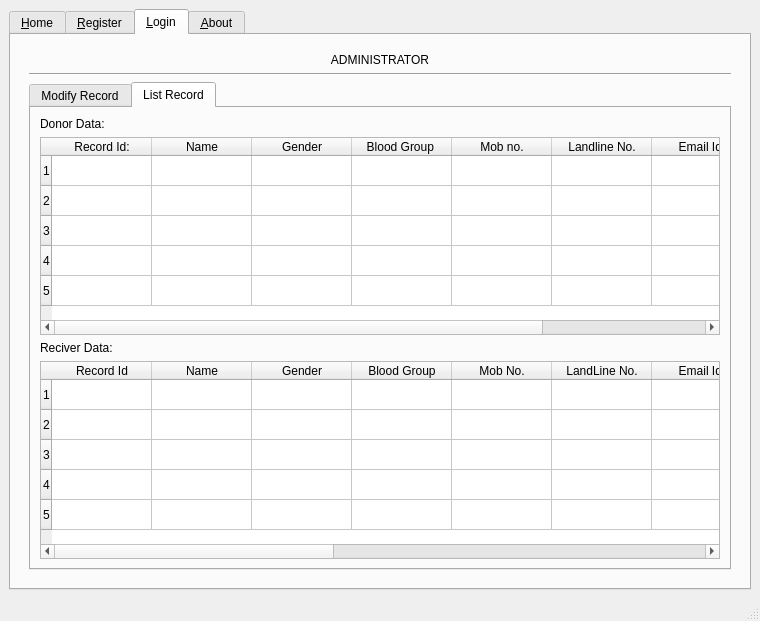
First picture: the form in organ.ui, repository Frost-fusion/Organ_donner, before the edit.
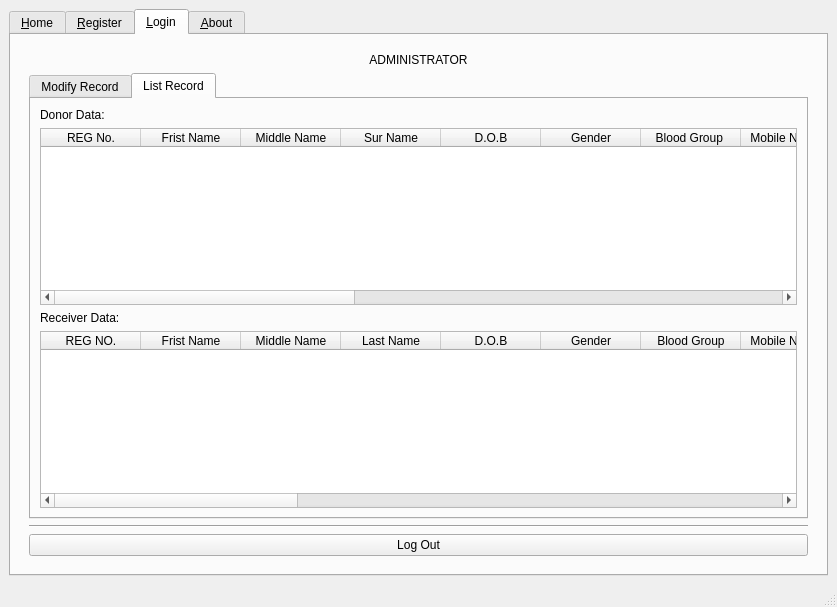
Second picture: the form after the edit. The open tabs and pages were chosen to show the change.

Commit message: added database construction in .py file completed ui file upto 80%

The edit to the form file:
```diff
--- a/organ.ui
+++ b/organ.ui
@@ -6,8 +6,8 @@
    <rect>
     <x>0</x>
     <y>0</y>
-    <width>760</width>
-    <height>621</height>
+    <width>837</width>
+    <height>607</height>
    </rect>
   </property>
   <property name="windowTitle">
@@ -509,7 +509,7 @@
         <string>&amp;Login</string>
        </attribute>
        <layout class="QGridLayout" name="gridLayout_3">
-        <item row="0" column="0">
+        <item row="1" column="0">
          <widget class="QStackedWidget" name="changeLoginTypeStack">
           <property name="enabled">
            <bool>true</bool>
@@ -610,6 +610,13 @@
           </widget>
           <widget class="QWidget" name="adminLoginStack">
            <layout class="QGridLayout" name="gridLayout_9">
+            <item row="4" column="0">
+             <widget class="QPushButton" name="goToLoginPageAdmin">
+              <property name="text">
+               <string>Log Out</string>
+              </property>
+             </widget>
+            </item>
             <item row="0" column="0">
              <widget class="QLabel" name="label_20">
               <property name="text">
@@ -620,15 +627,15 @@
               </property>
              </widget>
             </item>
-            <item row="1" column="0">
-             <widget class="Line" name="line_4">
+            <item row="2" column="0">
+             <widget class="Line" name="adminLoginStacKLine">
               <property name="orientation">
                <enum>Qt::Horizontal</enum>
               </property>
              </widget>
             </item>
-            <item row="2" column="0">
-             <widget class="QTabWidget" name="tabWidget_2">
+            <item row="1" column="0">
+             <widget class="QTabWidget" name="adminLoginStackTab">
               <property name="currentIndex">
                <number>1</number>
               </property>
@@ -699,38 +706,31 @@
                 <string>List Record</string>
                </attribute>
                <layout class="QGridLayout" name="gridLayout_13">
-                <item row="2" column="0">
-                 <widget class="QLabel" name="label_28">
-                  <property name="text">
-                   <string>Reciver Data:</string>
-                  </property>
-                 </widget>
-                </item>
-                <item row="0" column="0">
-                 <widget class="QLabel" name="label_27">
-                  <property name="text">
-                   <string>Donor Data:</string>
-                  </property>
-                 </widget>
-                </item>
-                <item row="1" column="0">
-                 <widget class="QTableWidget" name="tableWidget">
-                  <property name="rowCount">
-                   <number>5</number>
-                  </property>
-                  <row/>
-                  <row/>
-                  <row/>
-                  <row/>
-                  <row/>
+                <item row="3" column="0">
+                 <widget class="QTableWidget" name="adminLoginStackDonorTable">
                   <column>
                    <property name="text">
-                    <string>Record Id:</string>
+                    <string>REG No.</string>
                    </property>
                   </column>
                   <column>
                    <property name="text">
-                    <string>Name</string>
+                    <string>Frist Name</string>
+                   </property>
+                  </column>
+                  <column>
+                   <property name="text">
+                    <string>Middle Name</string>
+                   </property>
+                  </column>
+                  <column>
+                   <property name="text">
+                    <string>Sur Name</string>
+                   </property>
+                  </column>
+                  <column>
+                   <property name="text">
+                    <string>D.O.B</string>
                    </property>
                   </column>
                   <column>
@@ -745,12 +745,12 @@
                   </column>
                   <column>
                    <property name="text">
-                    <string>Mob no.</string>
+                    <string>Mobile Number</string>
                    </property>
                   </column>
                   <column>
                    <property name="text">
-                    <string>Landline No.</string>
+                    <string>Landline Number</string>
                    </property>
                   </column>
                   <column>
@@ -758,6 +758,36 @@
                     <string>Email Id.</string>
                    </property>
                   </column>
+                  <column>
+                   <property name="text">
+                    <string>Address</string>
+                   </property>
+                  </column>
+                  <column>
+                   <property name="text">
+                    <string>City</string>
+                   </property>
+                  </column>
+                  <column>
+                   <property name="text">
+                    <string>District</string>
+                   </property>
+                  </column>
+                  <column>
+                   <property name="text">
+                    <string>State</string>
+                   </property>
+                  </column>
+                  <column>
+                   <property name="text">
+                    <string>PinCode</string>
+                   </property>
+                  </column>
+                  <column>
+                   <property name="text">
+                    <string>Pledge Date</string>
+                   </property>
+                  </column>
                   <column>
                    <property name="text">
                     <string>Donating</string>
@@ -765,24 +795,45 @@
                   </column>
                  </widget>
                 </item>
-                <item row="3" column="0">
-                 <widget class="QTableWidget" name="tableWidget_2">
-                  <property name="rowCount">
-                   <number>5</number>
+                <item row="4" column="0">
+                 <widget class="QLabel" name="adminLoginStackReceiverLabel">
+                  <property name="text">
+                   <string>Receiver Data:</string>
                   </property>
-                  <row/>
-                  <row/>
-                  <row/>
-                  <row/>
-                  <row/>
+                 </widget>
+                </item>
+                <item row="0" column="0">
+                 <widget class="QLabel" name="adminLoginStackDonorLabel">
+                  <property name="text">
+                   <string>Donor Data:</string>
+                  </property>
+                 </widget>
+                </item>
+                <item row="5" column="0">
+                 <widget class="QTableWidget" name="adminLoginStackReceiverTable">
                   <column>
                    <property name="text">
-                    <string>Record Id</string>
+                    <string>REG NO.</string>
                    </property>
                   </column>
                   <column>
                    <property name="text">
-                    <string>Name</string>
+                    <string>Frist Name</string>
+                   </property>
+                  </column>
+                  <column>
+                   <property name="text">
+                    <string>Middle Name</string>
+                   </property>
+                  </column>
+                  <column>
+                   <property name="text">
+                    <string>Last Name</string>
+                   </property>
+                  </column>
+                  <column>
+                   <property name="text">
+                    <string>D.O.B</string>
                    </property>
                   </column>
                   <column>
@@ -797,12 +848,12 @@
                   </column>
                   <column>
                    <property name="text">
-                    <string>Mob No.</string>
+                    <string>Mobile Number</string>
                    </property>
                   </column>
                   <column>
                    <property name="text">
-                    <string>LandLine No.</string>
+                    <string>LandLine Number</string>
                    </property>
                   </column>
                   <column>
@@ -815,6 +866,26 @@
                     <string>Address</string>
                    </property>
                   </column>
+                  <column>
+                   <property name="text">
+                    <string>City</string>
+                   </property>
+                  </column>
+                  <column>
+                   <property name="text">
+                    <string>District</string>
+                   </property>
+                  </column>
+                  <column>
+                   <property name="text">
+                    <string>State</string>
+                   </property>
+                  </column>
+                  <column>
+                   <property name="text">
+                    <string>Pincode</string>
+                   </property>
+                  </column>
                   <column>
                    <property name="text">
                     <string>Disease</string>
@@ -827,7 +898,7 @@
                   </column>
                   <column>
                    <property name="text">
-                    <string>Doctor Reg.</string>
+                    <string>Doctor REG.</string>
                    </property>
                   </column>
                   <column>
@@ -842,7 +913,7 @@
                   </column>
                   <column>
                    <property name="text">
-                    <string>Organ</string>
+                    <string>Transplant Organ</string>
                    </property>
                   </column>
                  </widget>
```
Left out of the diff: 503 changed lines with no effect on the pictures. The commit also changes 4 other files.
